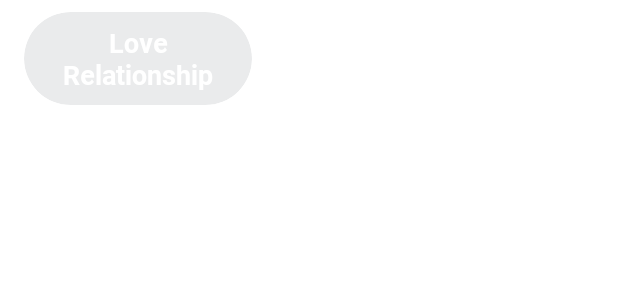
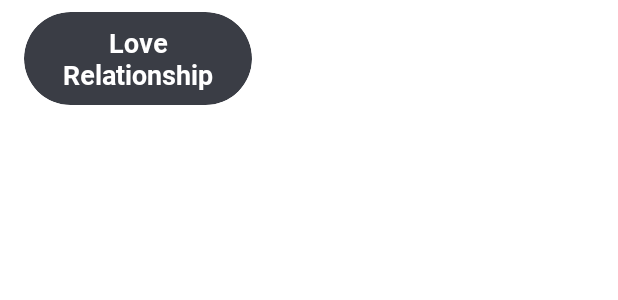
Before and after one commit to minthura/mindvalley, an Android app: the layout category_list_item.xml on its own in the app's theme, with its tools: preview values and no code run, on a phone screen of 412 x 824 dp. Shown: the top 300 px of the screen. Run offline under Robolectric (Android 15) with nearby library versions, the phone set to English and light mode, and no system bars.

Commit message:
Minor UI improvements.

```diff
--- a/app/src/main/java/tech/minthura/mindvalley/adapters/NewEpisodesRecyclerViewAdapter.kt
+++ b/app/src/main/java/tech/minthura/mindvalley/adapters/NewEpisodesRecyclerViewAdapter.kt
@@ -33,6 +33,7 @@ class NewEpisodesRecyclerViewAdapter(private val episodes : List<ParentRVListIte
             .into(holder.imageView);
         holder.title.text = episodes[position].title
         holder.channelTitle.text = episodes[position].channelTitle
+        holder.setIsRecyclable(false)
     }
 
     override fun getItemCount(): Int {
--- a/app/src/main/java/tech/minthura/mindvalley/adapters/ParentRecyclerViewAdapter.kt
+++ b/app/src/main/java/tech/minthura/mindvalley/adapters/ParentRecyclerViewAdapter.kt
@@ -120,13 +120,13 @@ class ParentRecyclerViewAdapter() : RecyclerView.Adapter<RecyclerView.ViewHolder
             }
             is CourseItemHolder -> {
                 holder.coursesRecyclerView.adapter = CoursesRecyclerViewAdapter(items[position].data)
-                Glide.with(holder.imageView).load(items[position].iconAsset).error(R.mipmap.ic_launcher).centerCrop().into(holder.imageView);
+                Glide.with(holder.imageView).load(items[position].iconAsset).placeholder(R.mipmap.ic_launcher).error(R.mipmap.ic_launcher).centerCrop().into(holder.imageView);
                 holder.title.text = items[position].title
                 holder.mediaCount.text = items[position].mediaCount
             }
             is SeriesItemHolder -> {
                 holder.seriesRecyclerView.adapter = SeriesRecyclerViewAdapter(items[position].data)
-                Glide.with(holder.imageView).load(items[position].iconAsset).error(R.mipmap.ic_launcher).centerCrop().into(holder.imageView);
+                Glide.with(holder.imageView).load(items[position].iconAsset).placeholder(R.mipmap.ic_launcher).error(R.mipmap.ic_launcher).centerCrop().into(holder.imageView);
                 holder.title.text = items[position].title
                 holder.mediaCount.text = items[position].mediaCount
             }
--- a/app/src/main/java/tech/minthura/mindvalley/domain/RepositoryImpl.kt
+++ b/app/src/main/java/tech/minthura/mindvalley/domain/RepositoryImpl.kt
@@ -30,7 +30,6 @@ class RepositoryImpl @Inject constructor(
 
     override suspend fun getEpisodes(callback : Callback<Episodes>) {
         coroutineLaunch({
-            Thread.sleep(5000)
             val episodes = apiHelper.getEpisodes()
             val map = apiMapper.mapEpisodesToDbEpisodes(episodes)
             episodeDao.deleteAll()
--- a/app/src/main/res/layout/category_list_item.xml
+++ b/app/src/main/res/layout/category_list_item.xml
@@ -4,7 +4,7 @@
     xmlns:app="http://schemas.android.com/apk/res-auto"
     android:layout_width="152dp"
     android:layout_height="wrap_content"
-    app:cardBackgroundColor="#3295989D"
+    app:cardBackgroundColor="@color/category_item_background"
     app:cardElevation="0dp"
     android:foreground="?android:attr/selectableItemBackground"
     android:clickable="true"
--- a/app/src/main/res/layout/course_category_item.xml
+++ b/app/src/main/res/layout/course_category_item.xml
@@ -44,6 +44,7 @@
         android:text="15 episodes"
         android:textSize="16sp"
         android:fontFamily="@font/roboto"
+        android:textColor="@color/course_series_media_count_color"
         app:layout_constraintBottom_toBottomOf="@+id/cardView"
         app:layout_constraintStart_toEndOf="@+id/cardView"
         app:layout_constraintTop_toBottomOf="@+id/title" />
--- a/app/src/main/res/layout/episode_category_item.xml
+++ b/app/src/main/res/layout/episode_category_item.xml
@@ -21,9 +21,12 @@
         android:layout_width="match_parent"
         android:layout_height="wrap_content"
         android:layout_marginTop="15dp"
+        android:layout_marginBottom="10dp"
+        android:layoutAnimation="@anim/rv_animation"
         android:orientation="horizontal"
-        android:layoutAnimation="@anim/rv_animation"
         app:layoutManager="androidx.recyclerview.widget.LinearLayoutManager"
+        app:layout_constraintBottom_toTopOf="@+id/episodes_divider"
+        app:layout_constraintEnd_toEndOf="parent"
         app:layout_constraintStart_toStartOf="parent"
         app:layout_constraintTop_toBottomOf="@+id/textView3" />
 
--- a/app/src/main/res/layout/series_category_item.xml
+++ b/app/src/main/res/layout/series_category_item.xml
@@ -43,6 +43,7 @@
         android:layout_marginStart="14dp"
         android:text="20 series"
         android:textSize="16sp"
+        android:textColor="@color/course_series_media_count_color"
         android:fontFamily="@font/roboto"
         app:layout_constraintBottom_toBottomOf="@+id/cardView"
         app:layout_constraintStart_toEndOf="@+id/cardView"
--- a/app/src/main/res/values-night/colors.xml
+++ b/app/src/main/res/values-night/colors.xml
@@ -4,5 +4,7 @@
     <color name="title_text_color">#C1C1C1</color>
     <color name="new_episodes_text_color">#95989D</color>
     <color name="channel_title_color">#95989D</color>
+    <color name="course_series_media_count_color">#95989D</color>
     <color name="divider_color">#3C434E</color>
+    <color name="category_item_background">#3a3d45</color>
 </resources>
--- a/app/src/main/res/values/colors.xml
+++ b/app/src/main/res/values/colors.xml
@@ -12,5 +12,7 @@
     <color name="title_text_color">#C1C1C1</color>
     <color name="new_episodes_text_color">#95989D</color>
     <color name="channel_title_color">#95989D</color>
+    <color name="course_series_media_count_color">#95989D</color>
     <color name="divider_color">#3C434E</color>
+    <color name="category_item_background">#3a3d45</color>
 </resources>
```
Also changed, not shown: app/src/main/res/layout/episode_list_item.xml (+5 -5 lines).
